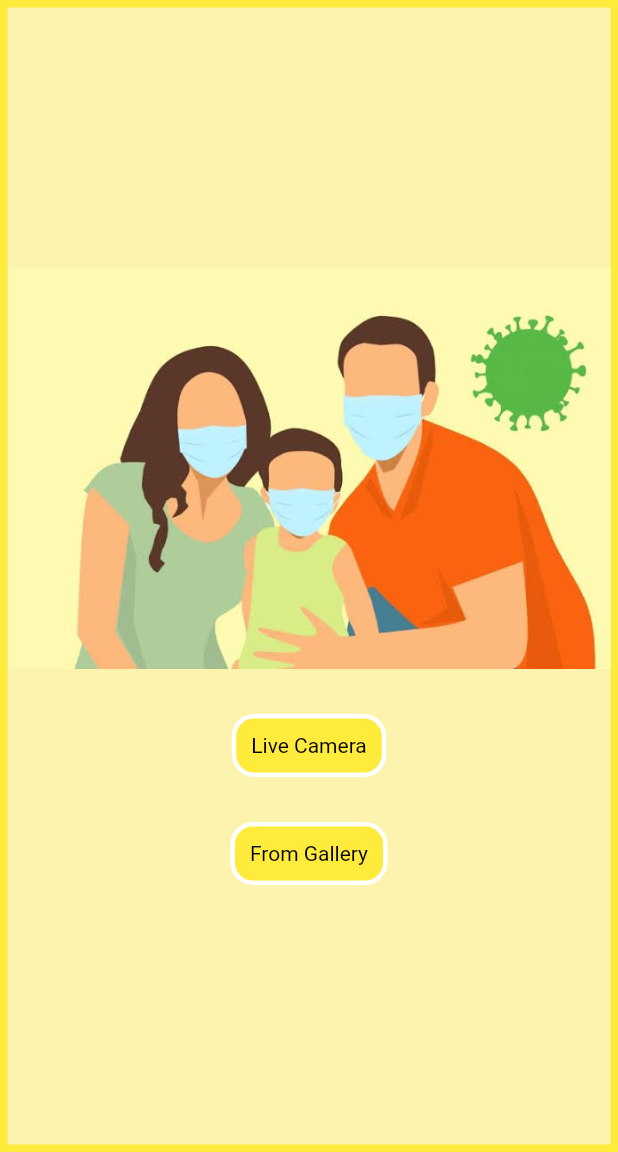
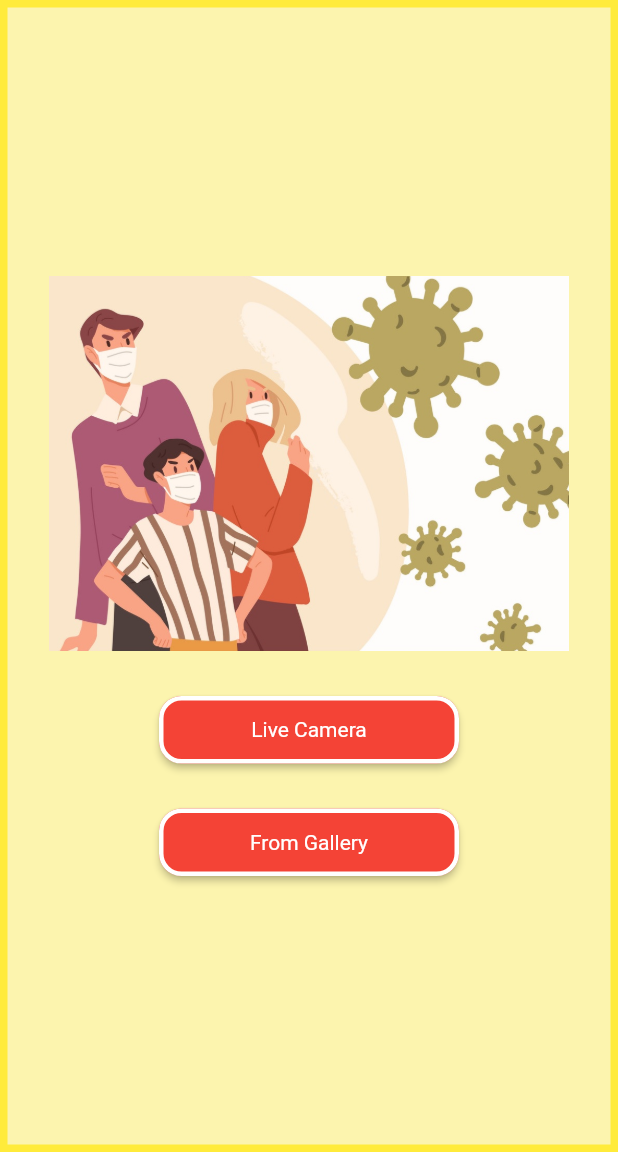
Before and after one commit to hiennguyen92/face_mask_detection_tflite, a Flutter app: the HomeScreen screen opened by its route, on a phone screen of 412 x 824 dp, the part 84-1236 px from its top. Run offline on Flutter 3.47's test engine with Material 2 defaults, Android fonts, the phone set to English and light mode, and no system bars; our stand-ins replace camera, flutter_screenutil; missing offline and left inert: tflite.

Commit message:
build custom widget

```diff
--- a/lib/app/app_resources.dart
+++ b/lib/app/app_resources.dart
@@ -54,7 +54,7 @@ class AppColors {
 }
 
 class AppImages {
-  static const String illustrator = "assets/images/illustrator.jpeg";
+  static const String illustrator = "assets/images/illustrator.jpg";
 }
 
 class AppStrings {
--- a/lib/ui/home_screen.dart
+++ b/lib/ui/home_screen.dart
@@ -1,26 +1,23 @@
 import 'package:face_mask_detection_tflite/app/app_resources.dart';
+import 'package:face_mask_detection_tflite/widgets/button_widget.dart';
 import 'package:flutter/material.dart';
 
 class HomeScreen extends StatelessWidget {
-
   @override
   Widget build(BuildContext context) {
     return Scaffold(
       appBar: AppBar(
         elevation: 0.0,
-          centerTitle: true,
+        centerTitle: true,
         actions: [
           IconButton(
-              onPressed: () {
-
-              },
+              onPressed: () {},
               icon: Icon(
-                  AppIcons.code,
+                AppIcons.code,
                 color: AppColors.green,
                 size: 25,
                 semanticLabel: AppStrings.codeString,
-              )
-          )
+              ))
         ],
         backgroundColor: AppColors.yellow.withOpacity(0.6),
         title: Text(
@@ -30,55 +27,47 @@ class HomeScreen extends StatelessWidget {
       ),
       body: Container(
         height: MediaQuery.of(context).size.height,
+        width: double.infinity,
         decoration: BoxDecoration(
             color: AppColors.yellow.withOpacity(0.4),
             border: Border.all(color: AppColors.yellow, width: 5)),
         child: Column(
           mainAxisAlignment: MainAxisAlignment.center,
           children: [
-            Image.asset(AppImages.illustrator),
+            Image.asset(AppImages.illustrator, height: 250),
             SizedBox(
               height: 30,
             ),
-            GestureDetector(
-              onTap: () {
-
-              },
-              child: Container(
-                padding: EdgeInsets.all(10),
-                decoration: BoxDecoration(
-                    color: AppColors.yellow,
-                    borderRadius: BorderRadius.circular(15),
-                    border: Border.all(width: 3, color: AppColors.white)),
-                child: Text(
-                  AppStrings.liveCamera,
-                  style: AppTextStyles.regularTextStyle(color: AppColors.black),
-                ),
-              ),
-            ),
+            ButtonWidget(
+                type: ButtonType.MATERIAL,
+                onClickListener: () {},
+                width: 200,
+                color: AppColors.red,
+                borderRadius: BorderRadius.circular(15),
+                borderWidth: 3.0,
+                borderColor: AppColors.white,
+                colorSelected: AppColors.red,
+                text: AppStrings.liveCamera,
+                textStyle:
+                    AppTextStyles.regularTextStyle(color: AppColors.white)),
             SizedBox(
               height: 30,
             ),
-            GestureDetector(
-              onTap: () {
-
-              },
-              child: Container(
-                padding: EdgeInsets.all(10),
-                decoration: BoxDecoration(
-                    color: AppColors.yellow,
-                    borderRadius: BorderRadius.circular(15),
-                    border: Border.all(width: 3, color: AppColors.white)),
-                child: Text(
-                  AppStrings.fromGallery,
-                  style: AppTextStyles.regularTextStyle(color: AppColors.black),
-                ),
-              ),
-            )
+            ButtonWidget(
+                type: ButtonType.MATERIAL,
+                onClickListener: () {},
+                width: 200,
+                color: AppColors.red,
+                borderRadius: BorderRadius.circular(15),
+                borderWidth: 3.0,
+                borderColor: AppColors.white,
+                colorSelected: AppColors.red,
+                text: AppStrings.fromGallery,
+                textStyle:
+                    AppTextStyles.regularTextStyle(color: AppColors.white))
           ],
         ),
       ),
     );
   }
-
 }
--- a/lib/ui/splash_screen.dart
+++ b/lib/ui/splash_screen.dart
@@ -3,6 +3,7 @@ import 'dart:async';
 import 'package:face_mask_detection_tflite/services/navigation_service.dart';
 import 'package:face_mask_detection_tflite/ui/home_screen.dart';
 import 'package:flutter/material.dart';
+import 'package:flutter/scheduler.dart';
 
 class SplashScreen extends StatefulWidget {
   @override
@@ -16,8 +17,11 @@ class _SplashScreenStare extends State<SplashScreen> {
   @override
   void initState() {
     super.initState();
-    Timer(Duration(seconds: 5),
-        () => Navigator.of(context).pushReplacement(MaterialPageRoute(builder: (_) => HomeScreen())));
+    SchedulerBinding.instance?.addPostFrameCallback((timeStamp) {
+      Future.delayed(Duration(seconds: 2), () {
+        Navigator.of(context).pushAndRemoveUntil(MaterialPageRoute(builder: (_) => HomeScreen()), (_) => false);
+      });
+    });
   }
 
   @override
--- /dev/null
+++ b/lib/widgets/button_widget.dart
@@ -0,0 +1,99 @@
+import 'package:flutter/material.dart';
+
+enum ButtonType { STATIC, MATERIAL }
+
+class ButtonWidget extends StatelessWidget {
+  const ButtonWidget(
+      {Key? key,
+      this.width,
+      this.height = 45,
+      this.onClickListener,
+      this.color,
+      this.colorSelected,
+      this.borderRadius,
+      this.borderWidth,
+      this.borderColor,
+      this.text,
+      this.textStyle,
+      this.type})
+      : super(key: key);
+
+  final double? width;
+
+  final double? height;
+
+  final Function? onClickListener;
+
+  final Color? color;
+
+  final Color? colorSelected;
+
+  final BorderRadius? borderRadius;
+
+  final double? borderWidth;
+
+  final Color? borderColor;
+
+  final String? text;
+
+  final TextStyle? textStyle;
+
+  final ButtonType? type;
+
+  @override
+  Widget build(BuildContext context) {
+    switch (this.type) {
+      case ButtonType.MATERIAL:
+        return ConstrainedBox(
+            constraints:
+                BoxConstraints.tightFor(width: this.width, height: this.height),
+            child: ElevatedButton(
+              onPressed: () {
+                if (onClickListener != null) {
+                  onClickListener!();
+                }
+              },
+              child: Text(text ?? '', style: textStyle ?? null),
+              style: ButtonStyle(
+                  backgroundColor:
+                      MaterialStateProperty.resolveWith<Color>((states) {
+                    if (states.contains(MaterialState.pressed))
+                      return this.colorSelected ?? Colors.red;
+                    else
+                      return this.color ?? Colors.blue;
+                  }),
+                  shape: MaterialStateProperty.all<RoundedRectangleBorder>(
+                      RoundedRectangleBorder(
+                          borderRadius: borderRadius ?? BorderRadius.zero,
+                          side: BorderSide(
+                              color: this.borderColor ?? Colors.black,
+                              width: this.borderWidth ?? 0)))),
+            ));
+      case ButtonType.STATIC:
+      default:
+        return GestureDetector(
+          onTap: () {
+            if (onClickListener != null) {
+              onClickListener!();
+            }
+          },
+          child: Container(
+            width: this.width,
+            height: this.height,
+            decoration: BoxDecoration(
+                color: this.color ?? Colors.blue,
+                borderRadius: borderRadius ?? BorderRadius.zero,
+                border: Border.all(
+                    width: this.borderWidth ?? 0,
+                    color: this.borderColor ?? Colors.black)),
+            child: Center(
+              child: Text(
+                text ?? '',
+                style: textStyle ?? null,
+              ),
+            ),
+          ),
+        );
+    }
+  }
+}
```
Also changed, not shown: assets/images/illustrator.jpeg (deleted), assets/images/illustrator.jpg (added).
